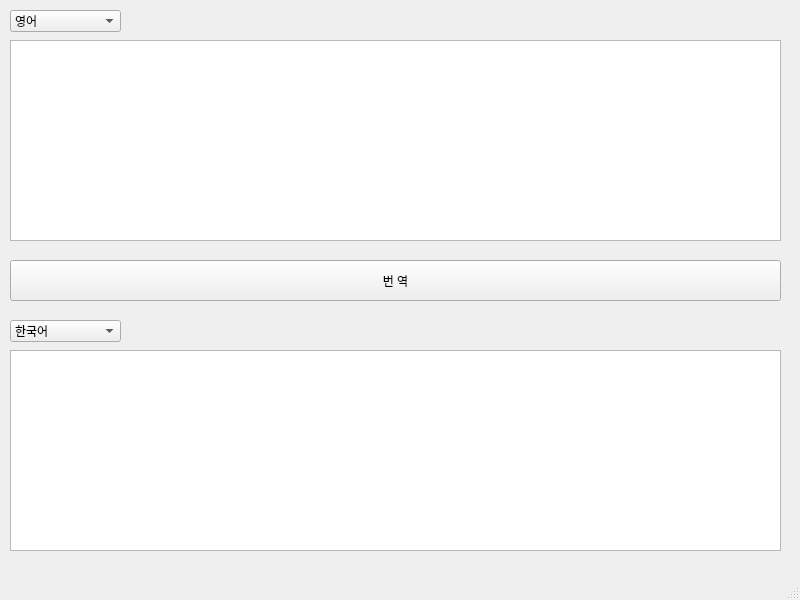
First picture: the form in Trans_GUI.ui, repository WooSeok-03/Translator_Python_GUI, before the edit.
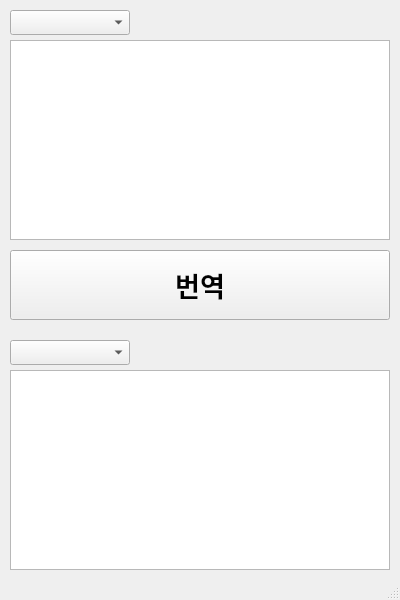
Second picture: the form after the edit. Icons and pictures are not drawn.

```diff
--- a/Trans_GUI.ui
+++ b/Trans_GUI.ui
@@ -6,19 +6,19 @@
    <rect>
     <x>0</x>
     <y>0</y>
-    <width>800</width>
+    <width>400</width>
     <height>600</height>
    </rect>
   </property>
   <property name="minimumSize">
    <size>
-    <width>800</width>
+    <width>400</width>
     <height>600</height>
    </size>
   </property>
   <property name="maximumSize">
    <size>
-    <width>800</width>
+    <width>400</width>
     <height>600</height>
    </size>
   </property>
@@ -34,16 +34,40 @@
     <property name="geometry">
      <rect>
       <x>10</x>
-      <y>260</y>
-      <width>771</width>
-      <height>41</height>
+      <y>250</y>
+      <width>380</width>
+      <height>70</height>
      </rect>
     </property>
+    <property name="minimumSize">
+     <size>
+      <width>380</width>
+      <height>70</height>
+     </size>
+    </property>
+    <property name="maximumSize">
+     <size>
+      <width>380</width>
+      <height>70</height>
+     </size>
+    </property>
+    <property name="font">
+     <font>
+      <family>배달의민족 도현</family>
+      <pointsize>20</pointsize>
+      <weight>75</weight>
+      <italic>false</italic>
+      <bold>true</bold>
+      <underline>false</underline>
+      <strikeout>false</strikeout>
+      <kerning>true</kerning>
+     </font>
+    </property>
     <property name="cursor">
      <cursorShape>PointingHandCursor</cursorShape>
     </property>
     <property name="text">
-     <string>번 역</string>
+     <string>번역</string>
     </property>
    </widget>
    <widget class="QTextEdit" name="Original_Box">
@@ -51,10 +75,28 @@
      <rect>
       <x>10</x>
       <y>40</y>
-      <width>771</width>
-      <height>201</height>
+      <width>380</width>
+      <height>200</height>
      </rect>
     </property>
+    <property name="minimumSize">
+     <size>
+      <width>380</width>
+      <height>200</height>
+     </size>
+    </property>
+    <property name="maximumSize">
+     <size>
+      <width>380</width>
+      <height>200</height>
+     </size>
+    </property>
+    <property name="font">
+     <font>
+      <family>굴림</family>
+      <pointsize>20</pointsize>
+     </font>
+    </property>
     <property name="cursor" stdset="0">
      <cursorShape>IBeamCursor</cursorShape>
     </property>
@@ -64,60 +106,72 @@
      <rect>
       <x>10</x>
       <y>10</y>
-      <width>111</width>
-      <height>22</height>
+      <width>120</width>
+      <height>25</height>
      </rect>
     </property>
-    <item>
-     <property name="text">
-      <string>영어</string>
-     </property>
-    </item>
-    <item>
-     <property name="text">
-      <string>일본어</string>
-     </property>
-    </item>
-    <item>
-     <property name="text">
-      <string>한국어</string>
-     </property>
-    </item>
+    <property name="minimumSize">
+     <size>
+      <width>120</width>
+      <height>25</height>
+     </size>
+    </property>
+    <property name="maximumSize">
+     <size>
+      <width>120</width>
+      <height>25</height>
+     </size>
+    </property>
    </widget>
    <widget class="QComboBox" name="Trans_language">
     <property name="geometry">
      <rect>
       <x>10</x>
-      <y>320</y>
-      <width>111</width>
-      <height>22</height>
+      <y>340</y>
+      <width>120</width>
+      <height>25</height>
      </rect>
     </property>
-    <item>
-     <property name="text">
-      <string>한국어</string>
-     </property>
-    </item>
-    <item>
-     <property name="text">
-      <string>영어</string>
-     </property>
-    </item>
-    <item>
-     <property name="text">
-      <string>일본어</string>
-     </property>
-    </item>
+    <property name="minimumSize">
+     <size>
+      <width>120</width>
+      <height>25</height>
+     </size>
+    </property>
+    <property name="maximumSize">
+     <size>
+      <width>120</width>
+      <height>25</height>
+     </size>
+    </property>
    </widget>
    <widget class="QTextBrowser" name="Trans_Box">
     <property name="geometry">
      <rect>
       <x>10</x>
-      <y>350</y>
-      <width>771</width>
-      <height>201</height>
+      <y>370</y>
+      <width>380</width>
+      <height>200</height>
      </rect>
     </property>
+    <property name="minimumSize">
+     <size>
+      <width>380</width>
+      <height>200</height>
+     </size>
+    </property>
+    <property name="maximumSize">
+     <size>
+      <width>380</width>
+      <height>200</height>
+     </size>
+    </property>
+    <property name="font">
+     <font>
+      <family>굴림</family>
+      <pointsize>20</pointsize>
+     </font>
+    </property>
    </widget>
   </widget>
   <widget class="QStatusBar" name="statusbar"/>
```
Left out of the diff: 4 changed lines with no effect on the pictures.
